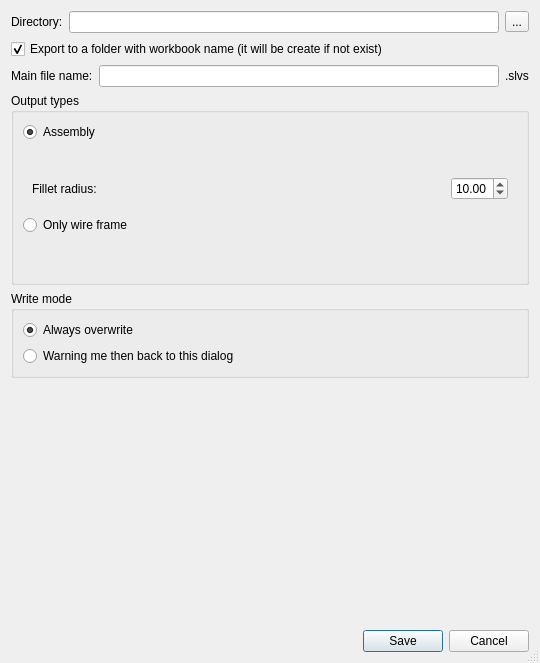
KmolYuan/Pyslvs-UI, file core/io/output_option.ui: the form before one commit.
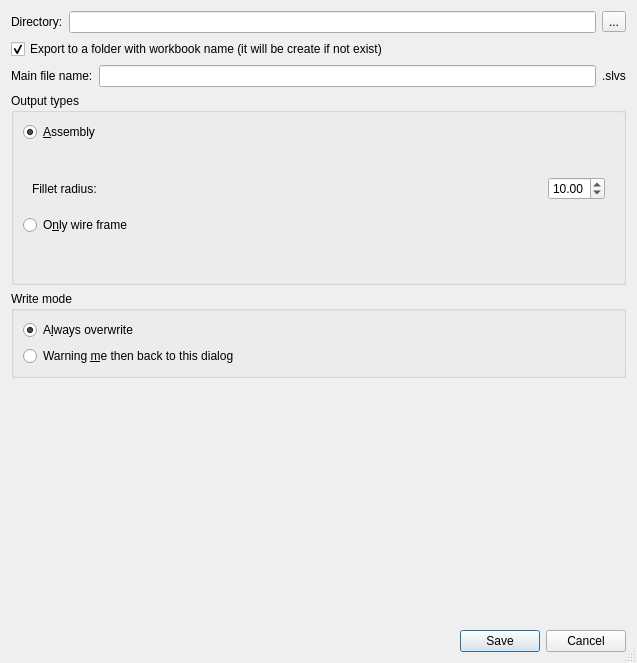
The form after the commit. Icons and pictures are not drawn.

Patch:
```diff
--- a/core/io/output_option.ui
+++ b/core/io/output_option.ui
@@ -6,7 +6,7 @@
    <rect>
     <x>0</x>
     <y>0</y>
-    <width>540</width>
+    <width>637</width>
     <height>663</height>
    </rect>
   </property>
@@ -62,7 +62,11 @@
       </widget>
      </item>
      <item>
-      <widget class="QLineEdit" name="filename_edit"/>
+      <widget class="QLineEdit" name="filename_edit">
+       <property name="clearButtonEnabled">
+        <bool>true</bool>
+       </property>
+      </widget>
      </item>
      <item>
       <widget class="QLabel" name="filename_suffix_label">
@@ -82,7 +86,7 @@
       <item>
        <widget class="QRadioButton" name="assembly_radio">
         <property name="text">
-         <string>Assembly</string>
+         <string>&amp;Assembly</string>
         </property>
         <property name="checked">
          <bool>true</bool>
@@ -139,7 +143,7 @@
       <item>
        <widget class="QRadioButton" name="frame_radio">
         <property name="text">
-         <string>Only wire frame</string>
+         <string>O&amp;nly wire frame</string>
         </property>
        </widget>
       </item>
@@ -171,7 +175,7 @@
       <item>
        <widget class="QRadioButton" name="overwrite_radio">
         <property name="text">
-         <string>Always overwrite</string>
+         <string>A&amp;lways overwrite</string>
         </property>
         <property name="checked">
          <bool>true</bool>
@@ -181,7 +185,7 @@
       <item>
        <widget class="QRadioButton" name="warn_radio">
         <property name="text">
-         <string>Warning me then back to this dialog</string>
+         <string>Warning &amp;me then back to this dialog</string>
         </property>
        </widget>
       </item>
```
